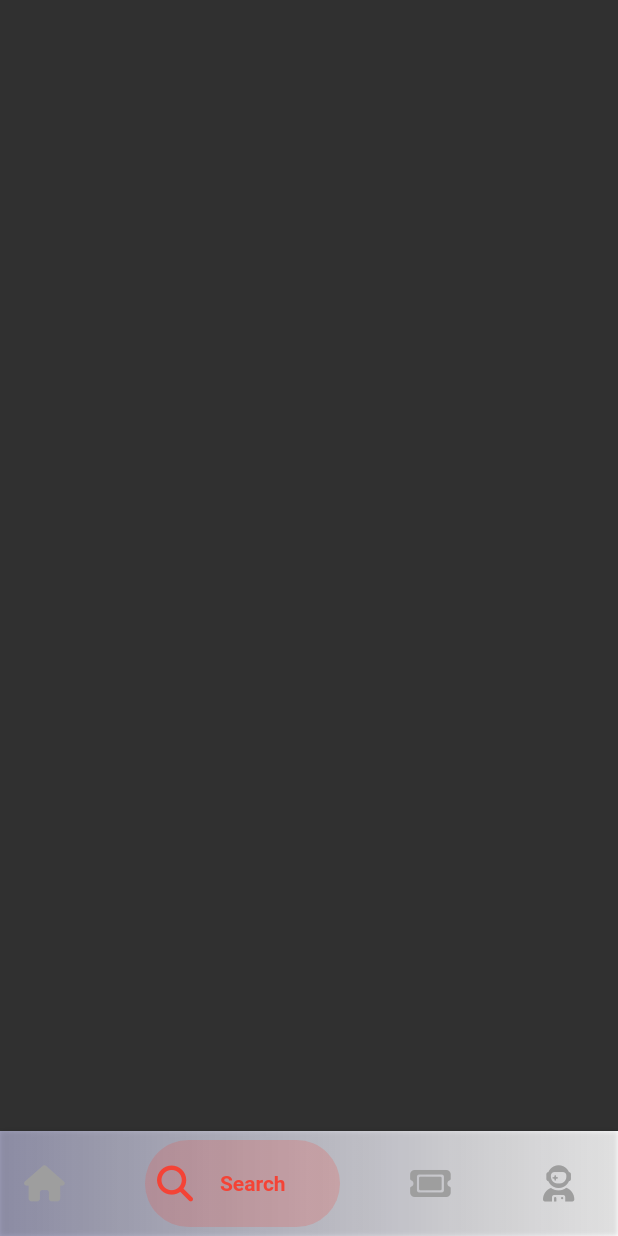
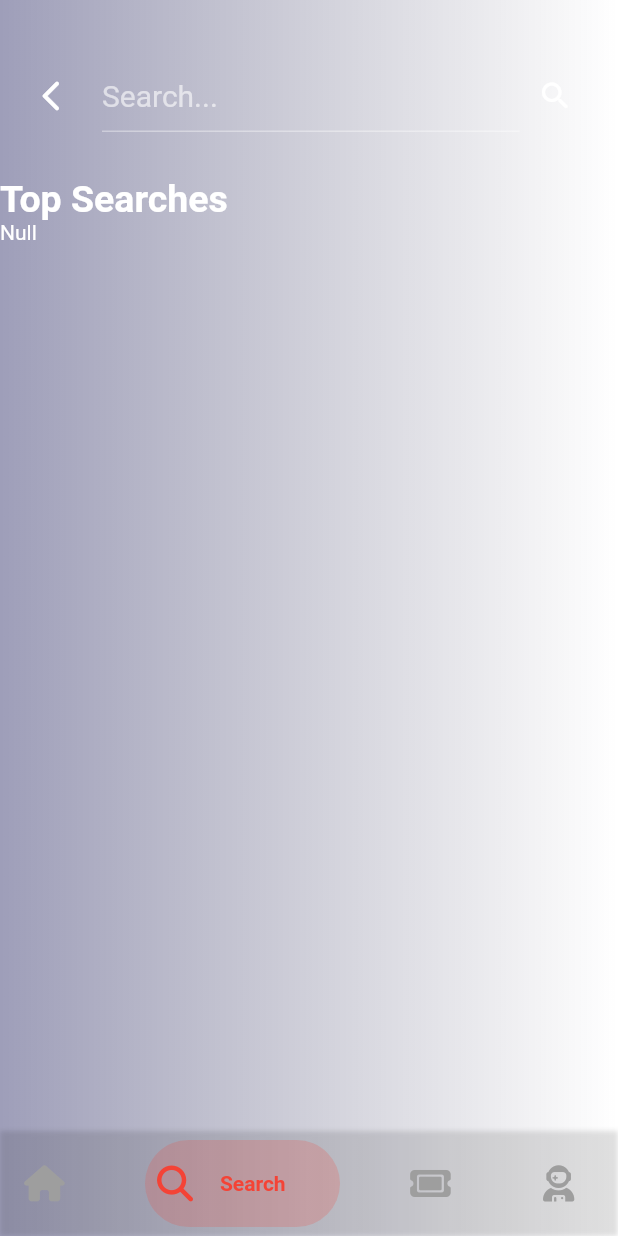
Before and after one commit to luciferro01/FilmyZilla, a Flutter app: the screen it shows after launch, item 2 of the bottom bar chosen, on a phone screen of 412 x 824 dp. Run offline on Flutter 3.47's test engine with Material 2 defaults, Android fonts, the light colour scheme and no system bars; drawn by our look-alikes of bottom_navy_bar; our stand-ins replace flutter_custom_clippers, font_awesome_flutter, google_fonts; missing offline and left inert: tmdb_api.

Commit message:
Adding Searching Functionlity (Not Showing Fims).

```diff
--- a/lib/coming_soon.dart
+++ b/lib/coming_soon.dart
@@ -6,15 +6,17 @@ import 'dart:convert';
 const String apiKey = 'fb1bf72f316f1126ca9f4258076532c7';
 const String accessToken =
     'eyJhbGciOiJIUzI1NiJ9.eyJhdWQiOiJmYjFiZjcyZjMxNmYxMTI2Y2E5ZjQyNTgwNzY1MzJjNyIsInN1YiI6IjYzMGY0ZDIwY2I4MDI4MDA5NGZiMDRhZiIsInNjb3BlcyI6WyJhcGlfcmVhZCJdLCJ2ZXJzaW9uIjoxfQ.dRKPDbdlM1dRovAqCO1RdgC5RMj6VAu5Shk8UOUw_YI';
-const String tmdbUrl = 'https://api.themoviedb.org/3/movie/550?api_key=$apiKey';
+const String tmdbUrl =
+    'https://api.themoviedb.org/3/search/multi?api_key=$apiKey&query=Game+of+thrones';
 
 class ComingSoon extends StatelessWidget {
   Future getDetails() async {
     var response = await http.get(Uri.parse(tmdbUrl));
     String data = response.body;
     var decodeData = jsonDecode(data);
-    print(response.body);
+    // print(response.body);
     print(decodeData);
+    // print(decodeData['genres'][0]['name']);
     // return decodeData;
     // Response response = await http.get(tmdb_api_url);
     // const data = await response.json();
--- a/lib/search.dart
+++ b/lib/search.dart
@@ -1,10 +1,79 @@
 import 'package:flutter/material.dart';
+import 'package:google_fonts/google_fonts.dart';
+import 'package:http/http.dart' as http;
+import 'dart:convert';
+
+const String apiKey = 'fb1bf72f316f1126ca9f4258076532c7';
+const String accessToken =
+    'eyJhbGciOiJIUzI1NiJ9.eyJhdWQiOiJmYjFiZjcyZjMxNmYxMTI2Y2E5ZjQyNTgwNzY1MzJjNyIsInN1YiI6IjYzMGY0ZDIwY2I4MDI4MDA5NGZiMDRhZiIsInNjb3BlcyI6WyJhcGlfcmVhZCJdLCJ2ZXJzaW9uIjoxfQ.dRKPDbdlM1dRovAqCO1RdgC5RMj6VAu5Shk8UOUw_YI';
 
 class SearchUI extends StatelessWidget {
-  const SearchUI({Key? key}) : super(key: key);
+  var data;
+  Future getDetails(String searchText) async {
+    String tmdbUrl =
+        'https://api.themoviedb.org/3/search/multi?api_key=$apiKey&query=$searchText';
+    var response = await http.get(Uri.parse(tmdbUrl));
+    String data = response.body;
+    var decodeData = jsonDecode(data);
+    // print(response.body);
+    print(decodeData);
+    return decodeData;
+  }
+
+  TextEditingController textEditingController = TextEditingController();
 
   @override
   Widget build(BuildContext context) {
-    return SafeArea(child: Scaffold());
+    // getDetails();
+    return Column(
+      crossAxisAlignment: CrossAxisAlignment.start,
+      children: [
+        Container(
+          margin: EdgeInsets.only(left: 10, right: 10, top: 20, bottom: 10),
+          child: Row(
+            children: [
+              IconButton(
+                onPressed: () {},
+                icon: Icon(Icons.arrow_back_ios_new_rounded),
+              ),
+              Container(
+                width: MediaQuery.of(context).size.width * 0.7,
+                padding: const EdgeInsets.only(left: 10, top: 20, bottom: 20),
+                child: TextField(
+                  controller: textEditingController,
+                  decoration: const InputDecoration(
+                    hintText: 'Search...',
+                    hintStyle: TextStyle(fontSize: 20),
+                  ),
+                  cursorHeight: 30,
+                  style: const TextStyle(
+                    fontSize: 20,
+                  ),
+                  onChanged: (textEditingController) {
+                    data = getDetails(textEditingController);
+                  },
+                ),
+              ),
+              IconButton(onPressed: () {}, icon: Icon(Icons.search_rounded))
+            ],
+          ),
+        ),
+        Container(
+          child: const Text(
+            'Top Searches',
+            style: TextStyle(fontSize: 25, fontWeight: FontWeight.bold),
+          ),
+        ),
+        data == null
+            ? Text('Null')
+            : ListView.builder(
+                itemCount: data.length,
+                itemBuilder: ((context, index) {
+                  return Container(
+                    child: data['index']['name'],
+                  );
+                }))
+      ],
+    );
   }
 }
```
